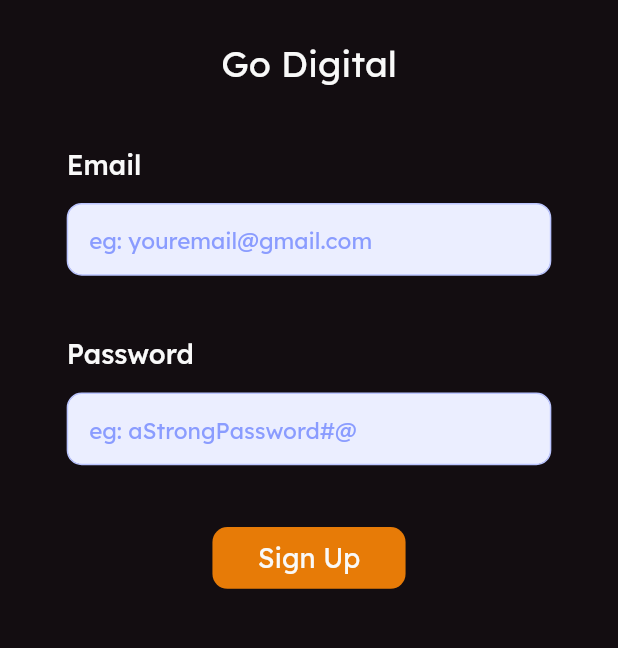
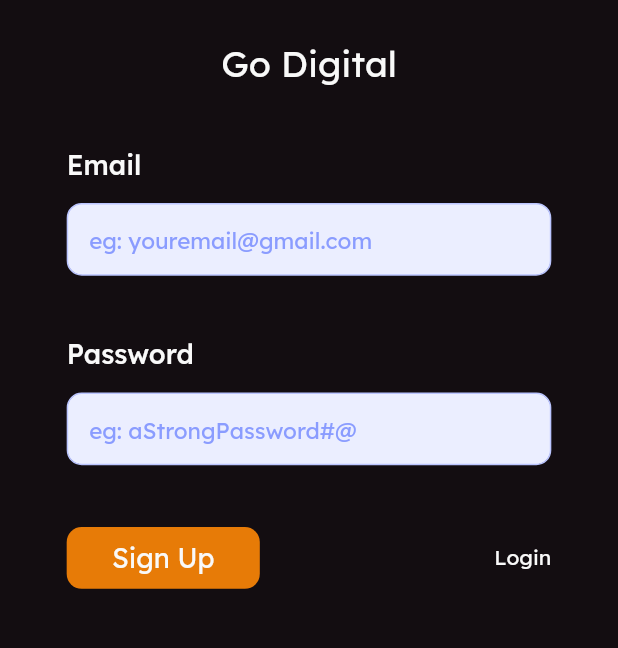
Before and after one commit to m0hit-kumar/Bring-The-Menu, a Flutter app: the screen it shows after launch, on a phone screen of 412 x 824 dp, the part 518-1166 px from its top. Run offline on Flutter 3.47's test engine with Material 2 defaults, Android fonts, the phone set to English and light mode, and no system bars; our stand-ins replace flutter_svg, get.

Commit message:
Login Button in Sign Up Page

```diff
--- a/lib/views/admin/signup/admin_signup.dart
+++ b/lib/views/admin/signup/admin_signup.dart
@@ -43,7 +43,8 @@ class _AdminSignUpState extends State<AdminSignUp> {
                 SizedBox(height: Get.height / 30),
                 Text(
                   'Go Digital',
-                  style: TextStyle(color: constants.whiteTextColor, fontSize: 24),
+                  style:
+                      TextStyle(color: constants.whiteTextColor, fontSize: 24),
                   textAlign: TextAlign.center,
                 ),
                 SizedBox(height: Get.height / 20),
@@ -61,6 +62,11 @@ class _AdminSignUpState extends State<AdminSignUp> {
                     controller: passwordController,
                     isObscrue: false),
                 SizedBox(height: Get.height / 20),
+                Padding(
+                  padding: EdgeInsets.symmetric(horizontal: Get.width / 11),
+                  child: Row(
+                    mainAxisAlignment: MainAxisAlignment.spaceBetween,
+                    children: [
                       CustomButton(
                           constants: constants,
                           title: 'Sign Up',
@@ -68,7 +74,17 @@ class _AdminSignUpState extends State<AdminSignUp> {
                             // To be implemented by Mohit Bhaiya.
                           },
                           width: Get.width / 3.2,
-                    height: Get.height / 20)
+                          height: Get.height / 20),
+                      InkWell(
+                        onTap: () {},
+                        child: Text(
+                          'Login',
+                          style: TextStyle(color: constants.whiteTextColor),
+                        ),
+                      )
+                    ],
+                  ),
+                )
               ],
             ),
           ),
```
Also changed, not shown: lib/views/client/onBoard/onboard.dart (+5 -3 lines). Lines whose indentation alone changed are shown as unchanged.
